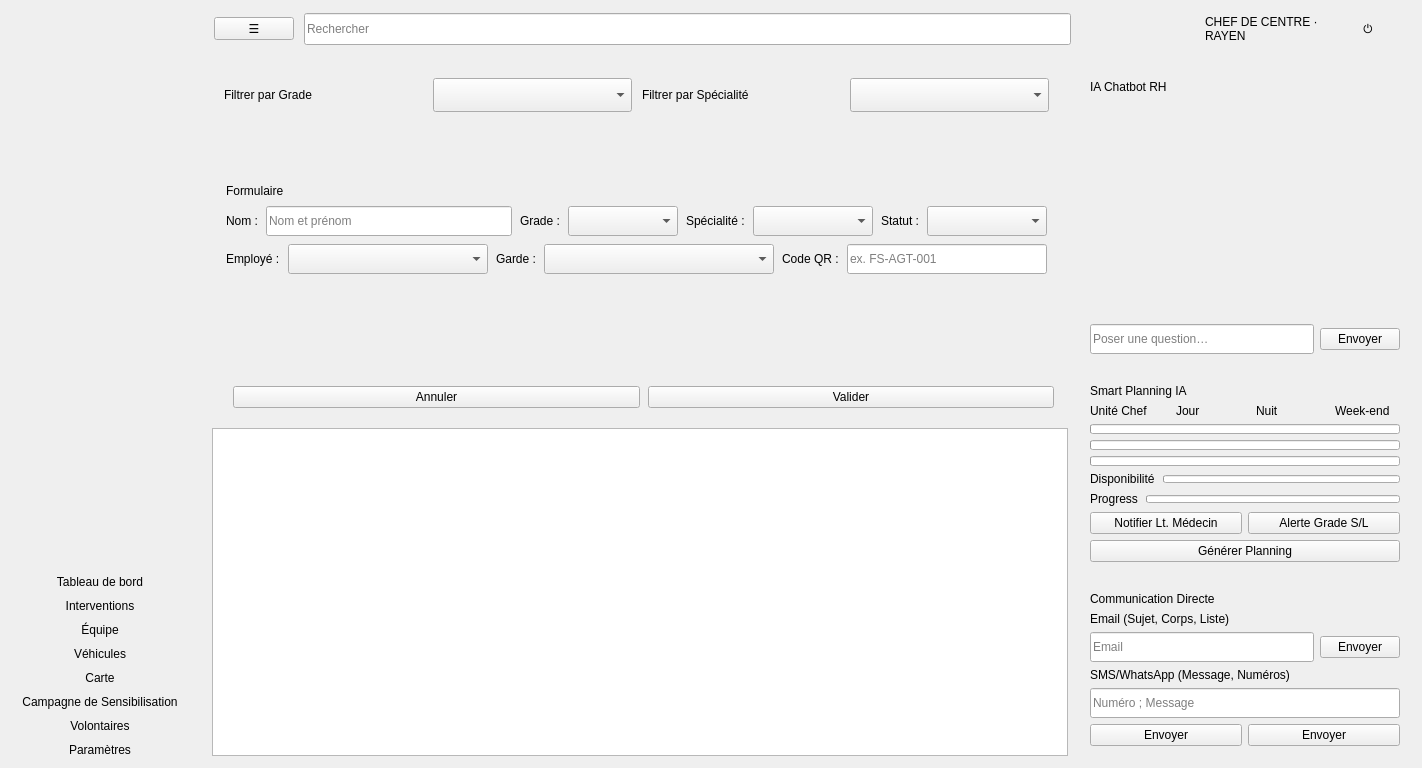
Old version of the form employespage.ui in the repository Emnahkl/station-de-feu.
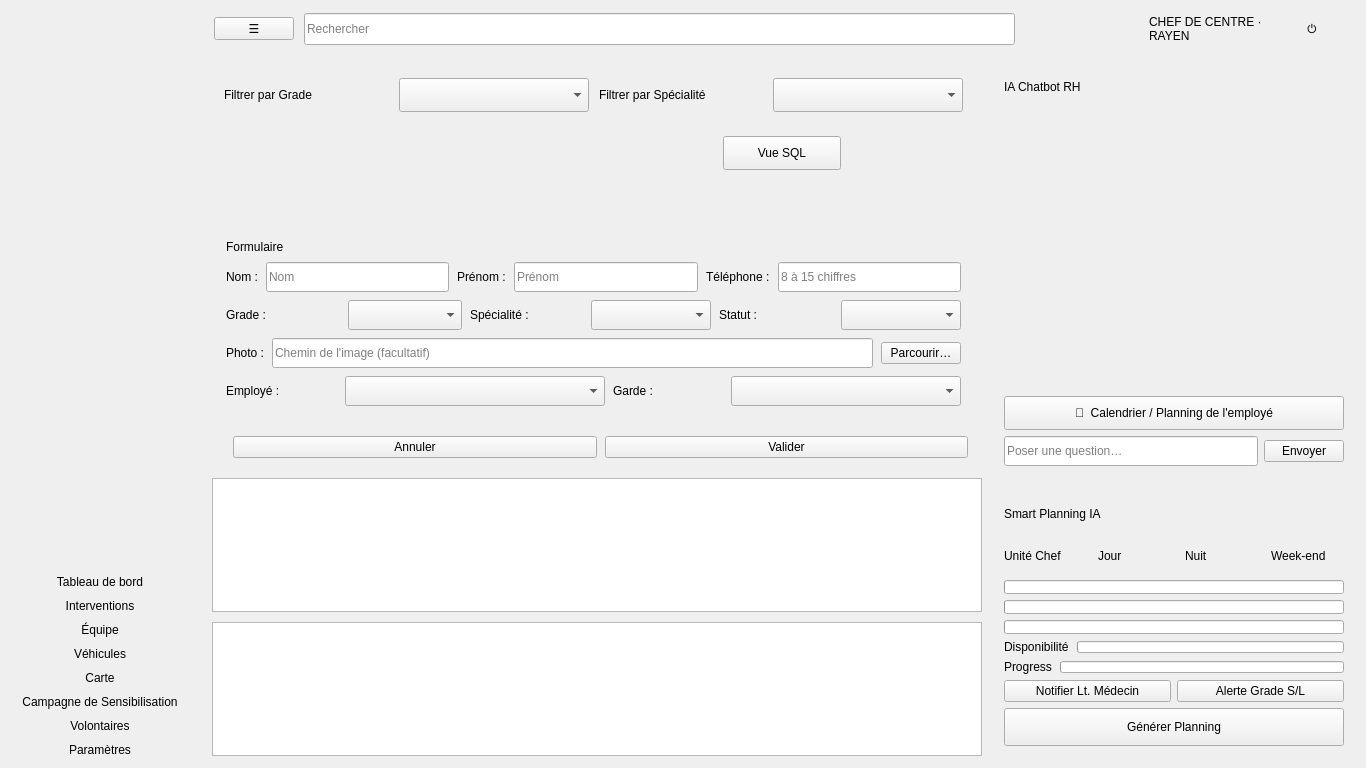
New version of the form.

```diff
--- a/employespage.ui
+++ b/employespage.ui
@@ -67,7 +67,7 @@
        <item>
         <widget class="QLabel" name="labelLogo">
          <property name="text">
-          <string/>
+          <string />
          </property>
          <property name="alignment">
           <enum>Qt::AlignCenter</enum>
@@ -299,7 +299,7 @@
           <item>
            <widget class="QPushButton" name="btnAlerte">
             <property name="text">
-             <string/>
+             <string />
             </property>
             <property name="flat">
              <bool>true</bool>
@@ -309,7 +309,7 @@
           <item>
            <widget class="QPushButton" name="btnTopParam">
             <property name="text">
-             <string/>
+             <string />
             </property>
             <property name="flat">
              <bool>true</bool>
@@ -319,7 +319,7 @@
           <item>
            <widget class="QLabel" name="labelAvatarTop">
             <property name="text">
-             <string/>
+             <string />
             </property>
            </widget>
           </item>
@@ -460,20 +460,10 @@
                 <property name="bottomMargin">
                  <number>6</number>
                 </property>
-                <item>
-                 <widget class="QPushButton" name="btnQr">
-                  <property name="text">
-                   <string/>
-                  </property>
-                  <property name="flat">
-                   <bool>true</bool>
-                  </property>
-                 </widget>
-                </item>
                 <item>
                  <widget class="QPushButton" name="btnFaceId">
                   <property name="text">
-                   <string/>
+                   <string />
                   </property>
                   <property name="flat">
                    <bool>true</bool>
@@ -481,9 +471,9 @@
                  </widget>
                 </item>
                 <item>
-                 <widget class="QPushButton" name="btnAjouterVolontaire">
+                 <widget class="QPushButton" name="btnExporterPdf">
                   <property name="text">
-                   <string/>
+                   <string />
                   </property>
                   <property name="flat">
                    <bool>true</bool>
@@ -493,7 +483,7 @@
                 <item>
                  <widget class="QPushButton" name="btnAjouterEmploye">
                   <property name="text">
-                   <string/>
+                   <string />
                   </property>
                   <property name="flat">
                    <bool>true</bool>
@@ -503,13 +493,32 @@
                 <item>
                  <widget class="QPushButton" name="btnSupprimerEmploye">
                   <property name="text">
-                   <string/>
+                   <string />
                   </property>
                   <property name="flat">
                    <bool>true</bool>
                   </property>
                  </widget>
                 </item>
+                <item>
+                 <widget class="QPushButton" name="btnVueSql">
+                  <property name="text">
+                   <string>Vue SQL</string>
+                  </property>
+                  <property name="checkable">
+                   <bool>true</bool>
+                  </property>
+                  <property name="toolTip">
+                   <string>Afficher la table EMPLOYE brute (QTableView + QSqlQueryModel)</string>
+                  </property>
+                  <property name="minimumSize">
+                   <size>
+                    <width>90</width>
+                    <height>34</height>
+                   </size>
+                  </property>
+                 </widget>
+                </item>
                 <item>
                  <spacer name="actionSpacer">
                   <property name="orientation">
@@ -517,6 +526,61 @@
                   </property>
                  </spacer>
                 </item>
+                <item>
+                 <widget class="QLabel" name="labelCount">
+                  <property name="text">
+                   <string />
+                  </property>
+                 </widget>
+                </item>
+               </layout>
+              </widget>
+             </item>
+             <item>
+              <widget class="QFrame" name="actionFrame2">
+               <layout class="QHBoxLayout" name="actionLayout2">
+                <property name="spacing">
+                 <number>8</number>
+                </property>
+                <property name="leftMargin">
+                 <number>8</number>
+                </property>
+                <property name="topMargin">
+                 <number>6</number>
+                </property>
+                <property name="rightMargin">
+                 <number>8</number>
+                </property>
+                <property name="bottomMargin">
+                 <number>6</number>
+                </property>
+                <item>
+                 <widget class="QPushButton" name="btnStatistiques">
+                  <property name="text">
+                   <string />
+                  </property>
+                  <property name="flat">
+                   <bool>true</bool>
+                  </property>
+                 </widget>
+                </item>
+                <item>
+                 <widget class="QPushButton" name="btnTrier">
+                  <property name="text">
+                   <string />
+                  </property>
+                  <property name="flat">
+                   <bool>true</bool>
+                  </property>
+                 </widget>
+                </item>
+                <item>
+                 <spacer name="actionSpacer2">
+                  <property name="orientation">
+                   <enum>Qt::Horizontal</enum>
+                  </property>
+                 </spacer>
+                </item>
                </layout>
               </widget>
              </item>
@@ -549,7 +613,8 @@
                  </widget>
                 </item>
                 <item>
-                 <layout class="QHBoxLayout" name="formRow1">
+                 <widget class="QWidget" name="formRow1">
+                  <layout class="QHBoxLayout" name="formRow1Layout">
                   <property name="spacing">
                    <number>8</number>
                   </property>
@@ -575,16 +640,84 @@
                   <item>
                    <widget class="QLineEdit" name="lineEditNom">
                     <property name="placeholderText">
-                     <string>Nom et prénom</string>
+                      <string>Nom</string>
                     </property>
                     <property name="minimumSize">
                      <size>
-                      <width>170</width>
+                       <width>130</width>
                       <height>30</height>
                      </size>
                     </property>
                    </widget>
                   </item>
+                   <item>
+                    <widget class="QLabel" name="labelPrenom">
+                     <property name="text">
+                      <string>Prénom :</string>
+                     </property>
+                    </widget>
+                   </item>
+                   <item>
+                    <widget class="QLineEdit" name="lineEditPrenom">
+                     <property name="placeholderText">
+                      <string>Prénom</string>
+                     </property>
+                     <property name="minimumSize">
+                      <size>
+                       <width>130</width>
+                       <height>30</height>
+                      </size>
+                     </property>
+                    </widget>
+                   </item>
+                   <item>
+                    <widget class="QLabel" name="labelTel">
+                     <property name="text">
+                      <string>Téléphone :</string>
+                     </property>
+                    </widget>
+                   </item>
+                   <item>
+                    <widget class="QLineEdit" name="lineEditTel">
+                     <property name="placeholderText">
+                      <string>8 à 15 chiffres</string>
+                     </property>
+                     <property name="minimumSize">
+                      <size>
+                       <width>130</width>
+                       <height>30</height>
+                      </size>
+                     </property>
+                    </widget>
+                   </item>
+                   <item>
+                    <spacer name="formRow1Spacer">
+                     <property name="orientation">
+                      <enum>Qt::Horizontal</enum>
+                     </property>
+                    </spacer>
+                   </item>
+                  </layout>
+                 </widget>
+                </item>
+                <item>
+                 <widget class="QWidget" name="formRow2">
+                  <layout class="QHBoxLayout" name="formRow2Layout">
+                   <property name="spacing">
+                    <number>8</number>
+                   </property>
+                   <property name="leftMargin">
+                    <number>0</number>
+                   </property>
+                   <property name="topMargin">
+                    <number>0</number>
+                   </property>
+                   <property name="rightMargin">
+                    <number>0</number>
+                   </property>
+                   <property name="bottomMargin">
+                    <number>0</number>
+                   </property>
                   <item>
                    <widget class="QLabel" name="labelFormGrade">
                     <property name="text">
@@ -637,16 +770,73 @@
                    </widget>
                   </item>
                   <item>
-                   <spacer name="formRow1Spacer">
+                    <spacer name="formRow2Spacer">
                     <property name="orientation">
                      <enum>Qt::Horizontal</enum>
                     </property>
                    </spacer>
                   </item>
                  </layout>
+                 </widget>
                 </item>
                 <item>
-                 <layout class="QHBoxLayout" name="formRow2">
+                 <widget class="QWidget" name="formRow3">
+                  <layout class="QHBoxLayout" name="formRow3Layout">
+                   <property name="spacing">
+                    <number>8</number>
+                   </property>
+                   <property name="leftMargin">
+                    <number>0</number>
+                   </property>
+                   <property name="topMargin">
+                    <number>0</number>
+                   </property>
+                   <property name="rightMargin">
+                    <number>0</number>
+                   </property>
+                   <property name="bottomMargin">
+                    <number>0</number>
+                   </property>
+                   <item>
+                    <widget class="QLabel" name="labelPhoto">
+                     <property name="text">
+                      <string>Photo :</string>
+                     </property>
+                    </widget>
+                   </item>
+                   <item>
+                    <widget class="QLineEdit" name="lineEditPhoto">
+                     <property name="placeholderText">
+                      <string>Chemin de l'image (facultatif)</string>
+                     </property>
+                     <property name="minimumSize">
+                      <size>
+                       <width>200</width>
+                       <height>30</height>
+                      </size>
+                     </property>
+                    </widget>
+                   </item>
+                   <item>
+                    <widget class="QPushButton" name="btnFormPhoto">
+                     <property name="text">
+                      <string>Parcourir…</string>
+                     </property>
+                    </widget>
+                   </item>
+                   <item>
+                    <spacer name="formRow3Spacer">
+                     <property name="orientation">
+                      <enum>Qt::Horizontal</enum>
+                     </property>
+                    </spacer>
+                   </item>
+                  </layout>
+                 </widget>
+                </item>
+                <item>
+                 <widget class="QWidget" name="formRow4">
+                  <layout class="QHBoxLayout" name="formRow4Layout">
                   <property name="spacing">
                    <number>8</number>
                   </property>
@@ -673,7 +863,7 @@
                    <widget class="QComboBox" name="comboFormTarget">
                     <property name="minimumSize">
                      <size>
-                      <width>200</width>
+                       <width>260</width>
                       <height>30</height>
                      </size>
                     </property>
@@ -697,84 +887,24 @@
                    </widget>
                   </item>
                   <item>
-                   <widget class="QLabel" name="labelFormCode">
-                    <property name="text">
-                     <string>Code QR :</string>
-                    </property>
-                   </widget>
-                  </item>
-                  <item>
-                   <widget class="QLineEdit" name="lineEditCode">
-                    <property name="placeholderText">
-                     <string>ex. FS-AGT-001</string>
-                    </property>
-                    <property name="minimumSize">
-                     <size>
-                      <width>200</width>
-                      <height>30</height>
-                     </size>
-                    </property>
-                   </widget>
-                  </item>
-                  <item>
-                   <spacer name="formRow2Spacer">
+                    <spacer name="formRow4Spacer">
                     <property name="orientation">
                      <enum>Qt::Horizontal</enum>
                     </property>
                    </spacer>
                   </item>
                  </layout>
-                </item>
-                <item>
-                 <layout class="QHBoxLayout" name="formInfoRow">
-                  <property name="spacing">
-                   <number>12</number>
-                  </property>
-                  <property name="leftMargin">
-                   <number>0</number>
-                  </property>
-                  <property name="topMargin">
-                   <number>0</number>
-                  </property>
-                  <property name="rightMargin">
-                   <number>0</number>
-                  </property>
-                  <property name="bottomMargin">
-                   <number>0</number>
-                  </property>
-                  <item>
-                   <widget class="QLabel" name="labelFormQr">
-                    <property name="text">
-                     <string/>
-                    </property>
-                    <property name="minimumSize">
-                     <size>
-                      <width>96</width>
-                      <height>96</height>
-                     </size>
-                    </property>
-                    <property name="maximumSize">
-                     <size>
-                      <width>96</width>
-                      <height>96</height>
-                     </size>
-                    </property>
                    </widget>
                   </item>
                   <item>
                    <widget class="QLabel" name="labelFormInfo">
                     <property name="text">
-                     <string/>
+                   <string />
                     </property>
                     <property name="wordWrap">
                      <bool>true</bool>
                     </property>
-                    <property name="textInteractionFlags">
-                     <set>Qt::NoTextInteraction</set>
-                    </property>
-                   </widget>
-                  </item>
-                 </layout>
+                 </widget>
                 </item>
                 <item>
                  <layout class="QHBoxLayout" name="formBtnRow">
@@ -820,7 +950,17 @@
               </widget>
              </item>
              <item>
-              <widget class="QTableWidget" name="tableEmployees"/>
+              <widget class="QTableWidget" name="tableEmployees" />
+             </item>
+             <item>
+              <widget class="QTableView" name="tableViewSql">
+               <property name="visible">
+                <bool>false</bool>
+               </property>
+               <property name="alternatingRowColors">
+                <bool>true</bool>
+               </property>
+              </widget>
              </item>
             </layout>
            </widget>
@@ -829,17 +969,17 @@
            <widget class="QWidget" name="rightColumn">
             <property name="minimumSize">
              <size>
-              <width>330</width>
+              <width>360</width>
               <height>0</height>
              </size>
             </property>
             <property name="maximumSize">
              <size>
-              <width>330</width>
+              <width>360</width>
               <height>16777215</height>
              </size>
             </property>
-            <layout class="QVBoxLayout" name="rightLayout">
+            <layout class="QVBoxLayout" name="rightLayout" stretch="3,2">
              <property name="spacing">
               <number>10</number>
              </property>
@@ -914,6 +1054,28 @@
                     </item>
                    </layout>
                   </widget>
+                  <property name="minimumSize">
+                   <size>
+                    <width>0</width>
+                    <height>200</height>
+                   </size>
+                  </property>
+                 </widget>
+                </item>
+                <item>
+                 <widget class="QPushButton" name="btnCalendrier">
+                  <property name="text">
+                   <string>📅  Calendrier / Planning de l'employé</string>
+                  </property>
+                  <property name="toolTip">
+                   <string>Sélectionnez un employé dans le tableau puis ouvrez son calendrier de travail</string>
+                  </property>
+                  <property name="minimumSize">
+                   <size>
+                    <width>0</width>
+                    <height>34</height>
+                   </size>
+                  </property>
                  </widget>
                 </item>
                 <item>
@@ -1048,7 +1210,7 @@
                   <property name="maximumSize">
                    <size>
                     <width>16777215</width>
-                    <height>10</height>
+                    <height>14</height>
                    </size>
                   </property>
                  </widget>
@@ -1064,7 +1226,7 @@
                   <property name="maximumSize">
                    <size>
                     <width>16777215</width>
-                    <height>10</height>
+                    <height>14</height>
                    </size>
                   </property>
                  </widget>
@@ -1080,7 +1242,7 @@
                   <property name="maximumSize">
                    <size>
                     <width>16777215</width>
-                    <height>10</height>
+                    <height>14</height>
                    </size>
                   </property>
                  </widget>
@@ -1117,7 +1279,7 @@
                     <property name="maximumSize">
                      <size>
                       <width>16777215</width>
-                      <height>8</height>
+                      <height>12</height>
                      </size>
                     </property>
                    </widget>
@@ -1156,7 +1318,7 @@
                     <property name="maximumSize">
                      <size>
                       <width>16777215</width>
-                      <height>8</height>
+                      <height>12</height>
                      </size>
                     </property>
                    </widget>
@@ -1201,136 +1363,18 @@
                   <property name="text">
                    <string>Générer Planning</string>
                   </property>
-                 </widget>
-                </item>
-               </layout>
-              </widget>
-             </item>
-             <item>
-              <widget class="QFrame" name="commFrame">
-               <layout class="QVBoxLayout" name="commLayout">
-                <property name="spacing">
-                 <number>6</number>
-                </property>
-                <property name="leftMargin">
-                 <number>10</number>
-                </property>
-                <property name="topMargin">
-                 <number>10</number>
-                </property>
-                <property name="rightMargin">
-                 <number>10</number>
-                </property>
-                <property name="bottomMargin">
-                 <number>10</number>
-                </property>
-                <item>
-                 <widget class="QLabel" name="labelCommTitle">
-                  <property name="text">
-                   <string>Communication Directe</string>
-                  </property>
-                 </widget>
-                </item>
-                <item>
-                 <widget class="QLabel" name="labelEmail">
-                  <property name="text">
-                   <string>Email (Sujet, Corps, Liste)</string>
-                  </property>
-                 </widget>
-                </item>
-                <item>
-                 <layout class="QHBoxLayout" name="emailRow">
-                  <property name="spacing">
-                   <number>6</number>
-                  </property>
-                  <property name="leftMargin">
-                   <number>0</number>
-                  </property>
-                  <property name="topMargin">
-                   <number>0</number>
-                  </property>
-                  <property name="rightMargin">
-                   <number>0</number>
-                  </property>
-                  <property name="bottomMargin">
-                   <number>0</number>
-                  </property>
-                  <item>
-                   <widget class="QLineEdit" name="lineEditEmail">
-                    <property name="placeholderText">
-                     <string>Email</string>
-                    </property>
                     <property name="minimumSize">
                      <size>
                       <width>0</width>
-                      <height>30</height>
+                    <height>38</height>
                      </size>
                     </property>
                    </widget>
                   </item>
-                  <item>
-                   <widget class="QPushButton" name="btnEnvoyerEmail">
-                    <property name="text">
-                     <string>Envoyer</string>
-                    </property>
-                   </widget>
-                  </item>
-                 </layout>
-                </item>
-                <item>
-                 <widget class="QLabel" name="labelSms">
-                  <property name="text">
-                   <string>SMS/WhatsApp (Message, Numéros)</string>
-                  </property>
-                 </widget>
-                </item>
-                <item>
-                 <widget class="QLineEdit" name="lineEditSms">
-                  <property name="placeholderText">
-                   <string>Numéro ; Message</string>
-                  </property>
-                  <property name="minimumSize">
-                   <size>
-                    <width>0</width>
-                    <height>30</height>
-                   </size>
-                  </property>
-                 </widget>
-                </item>
-                <item>
-                 <layout class="QHBoxLayout" name="smsRow">
-                  <property name="spacing">
-                   <number>6</number>
-                  </property>
-                  <property name="leftMargin">
-                   <number>0</number>
-                  </property>
-                  <property name="topMargin">
-                   <number>0</number>
-                  </property>
-                  <property name="rightMargin">
-                   <number>0</number>
-                  </property>
-                  <property name="bottomMargin">
-                   <number>0</number>
-                  </property>
-                  <item>
-                   <widget class="QPushButton" name="btnEnvoyerSms">
-                    <property name="text">
-                     <string>Envoyer</string>
-                    </property>
-                   </widget>
-                  </item>
-                  <item>
-                   <widget class="QPushButton" name="btnEnvoyerWhats">
-                    <property name="text">
-                     <string>Envoyer</string>
-                    </property>
-                   </widget>
-                  </item>
-                 </layout>
-                </item>
-               </layout>
+               </layout>
+              </widget>
+             </item>
+            </layout>
               </widget>
              </item>
             </layout>
@@ -1341,12 +1385,7 @@
        </item>
       </layout>
      </widget>
-    </item>
-   </layout>
-  </widget>
- </widget>
-
-
- <resources/>
- <connections/>
+ </widget>
+ <resources />
+ <connections />
 </ui>
```
Left out of the diff: 6 changed lines with no effect on the pictures. Lines whose indentation alone changed are shown as unchanged.
